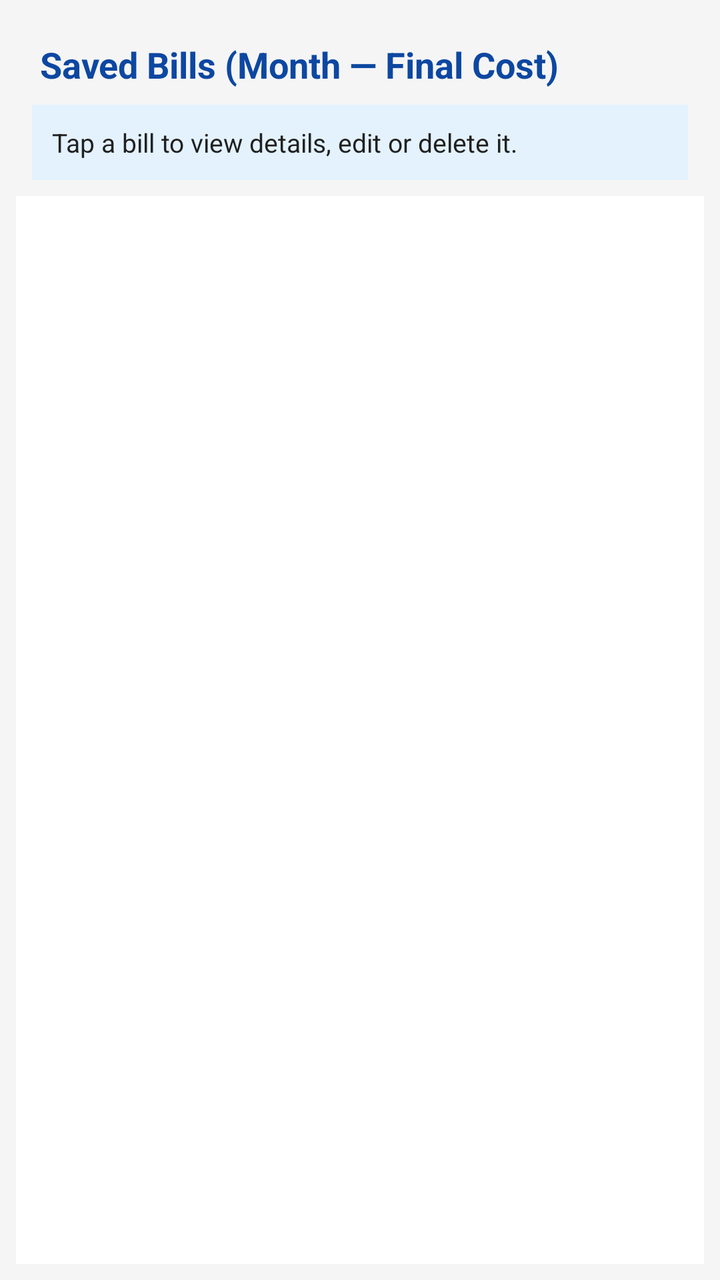
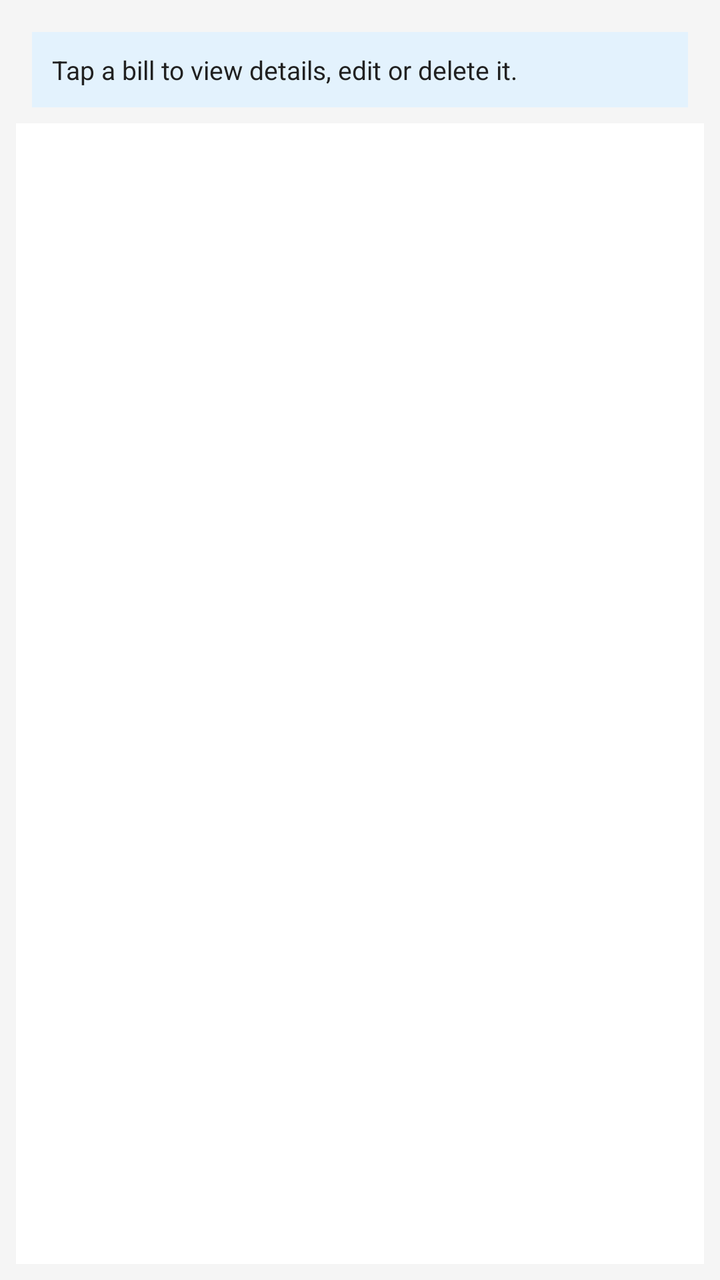

An Android layout rendered at two revisions. The XML below is the earlier revision; the diff shows what the commit changed to produce the second picture.
<!-- AndroidManifest.xml: application theme Theme.IndividualAssignment_TengkuMuhammadZulhakim -->
<!-- res/layout/activity_bill_list.xml -->
<?xml version="1.0" encoding="utf-8"?>
<LinearLayout xmlns:android="http://schemas.android.com/apk/res/android"
    android:fitsSystemWindows="true"
    android:layout_width="match_parent"
    android:layout_height="match_parent"
    android:background="@color/background_grey"
    android:orientation="vertical"
    android:padding="8dp">

    <TextView
        android:layout_width="match_parent"
        android:layout_height="wrap_content"
        android:paddingStart="12dp"
        android:paddingTop="12dp"
        android:paddingEnd="12dp"
        android:text="@string/list_heading"
        android:textColor="@color/primary_blue"
        android:textSize="18sp"
        android:textStyle="bold" />

    
    <TextView
        android:layout_width="match_parent"
        android:layout_height="wrap_content"
        android:layout_margin="8dp"
        android:background="@color/notice_bg"
        android:padding="10dp"
        android:text="@string/list_hint"
        android:textColor="@color/text_primary"
        android:textSize="13sp" />

    <ListView
        android:id="@+id/listViewBills"
        android:layout_width="match_parent"
        android:layout_height="match_parent"
        android:background="@color/white"
        android:divider="@color/divider_grey"
        android:dividerHeight="1dp" />

    <TextView
        android:id="@+id/tvEmpty"
        android:layout_width="match_parent"
        android:layout_height="match_parent"
        android:gravity="center"
        android:padding="24dp"
        android:text="@string/list_empty"
        android:textColor="@color/text_secondary"
        android:textSize="15sp"
        android:visibility="gone" />
</LinearLayout>
<!-- resources referenced by this layout -->
<resources>
  <color name="background_grey">#FFF5F5F5</color>
  <color name="divider_grey">#FFDDDDDD</color>
  <color name="notice_bg">#FFE3F2FD</color>
  <color name="primary_blue">#FF0D47A1</color>
  <color name="text_primary">#FF212121</color>
  <color name="text_secondary">#FF757575</color>
  <color name="white">#FFFFFFFF</color>
  <string name="list_empty">No bills saved yet.\nGo back and tap \"Calculate &amp; Save\" to add one.</string>
  <string name="list_heading">Saved Bills (Month — Final Cost)</string>
  <string name="list_hint">Tap a bill to view details, edit or delete it.</string>
  <style name="Theme.IndividualAssignment_TengkuMuhammadZulhakim" parent="Base.Theme.IndividualAssignment_TengkuMuhammadZulhakim" />
  <style name="Base.Theme.IndividualAssignment_TengkuMuhammadZulhakim" parent="Theme.MaterialComponents.Light.DarkActionBar">
          <item name="colorPrimary">@color/primary_blue</item>
          <item name="colorPrimaryVariant">@color/primary_blue_dark</item>
          <item name="colorOnPrimary">@color/white</item>
          <item name="colorSecondary">@color/accent_amber</item>
          <item name="colorSecondaryVariant">@color/accent_amber</item>
          <item name="colorOnSecondary">@color/black</item>
          <item name="colorAccent">@color/accent_amber</item>
          <item name="android:windowBackground">@color/background_grey</item>
          <item name="android:statusBarColor">@color/primary_blue_dark</item>
          <item name="android:windowLightStatusBar" tools:targetApi="m">false</item>
          
          <item name="android:windowOptOutEdgeToEdgeEnforcement" tools:targetApi="35">true</item>
      </style>
  <color name="primary_blue_dark">#FF002171</color>
  <color name="accent_amber">#FFFFB300</color>
  <color name="black">#FF000000</color>
</resources>

<!-- the commit's change to res/layout/activity_bill_list.xml (unified diff, before → after) -->
@@ -6,17 +6,6 @@
     android:background="@color/background_grey"
     android:orientation="vertical"
     android:padding="8dp">
-
-    <TextView
-        android:layout_width="match_parent"
-        android:layout_height="wrap_content"
-        android:paddingStart="12dp"
-        android:paddingTop="12dp"
-        android:paddingEnd="12dp"
-        android:text="@string/list_heading"
-        android:textColor="@color/primary_blue"
-        android:textSize="18sp"
-        android:textStyle="bold" />
 
     
     <TextView
<!-- resource entries referenced after the edit -->
@@ -8,7 +8,6 @@
   <color name="text_secondary">#FF757575</color>
   <color name="white">#FFFFFFFF</color>
   <string name="list_empty">No bills saved yet.\nGo back and tap \"Calculate &amp; Save\" to add one.</string>
-  <string name="list_heading">Saved Bills (Month — Final Cost)</string>
   <string name="list_hint">Tap a bill to view details, edit or delete it.</string>
   <style name="Theme.IndividualAssignment_TengkuMuhammadZulhakim" parent="Base.Theme.IndividualAssignment_TengkuMuhammadZulhakim" />
   <style name="Base.Theme.IndividualAssignment_TengkuMuhammadZulhakim" parent="Theme.MaterialComponents.Light.DarkActionBar">
